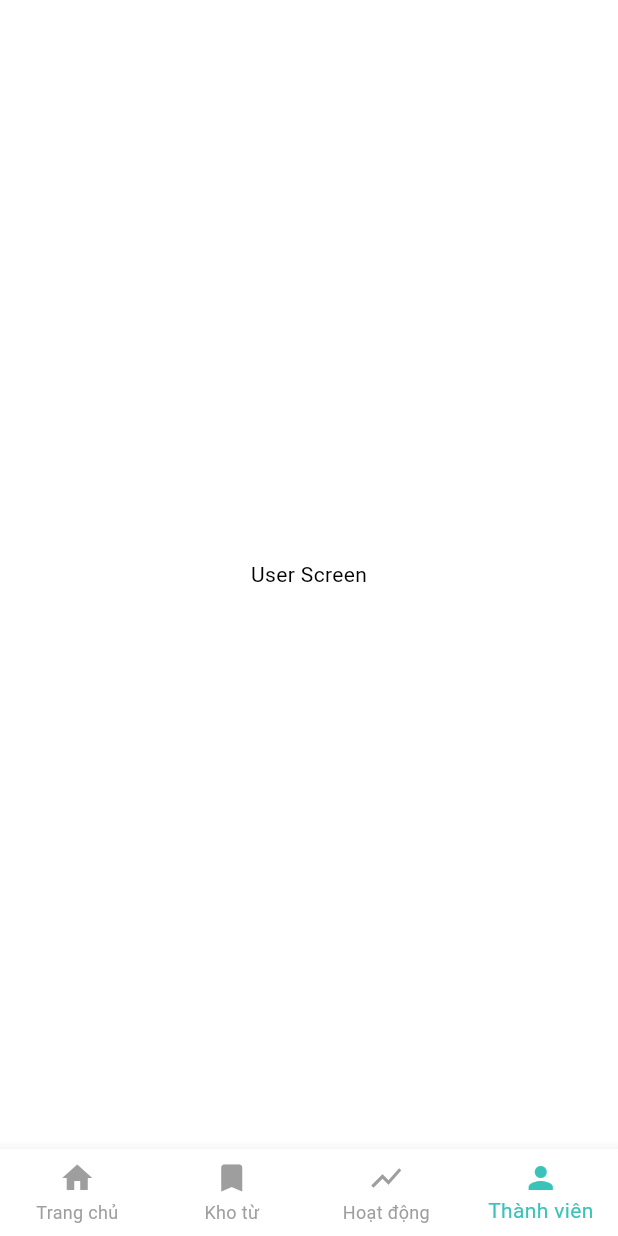
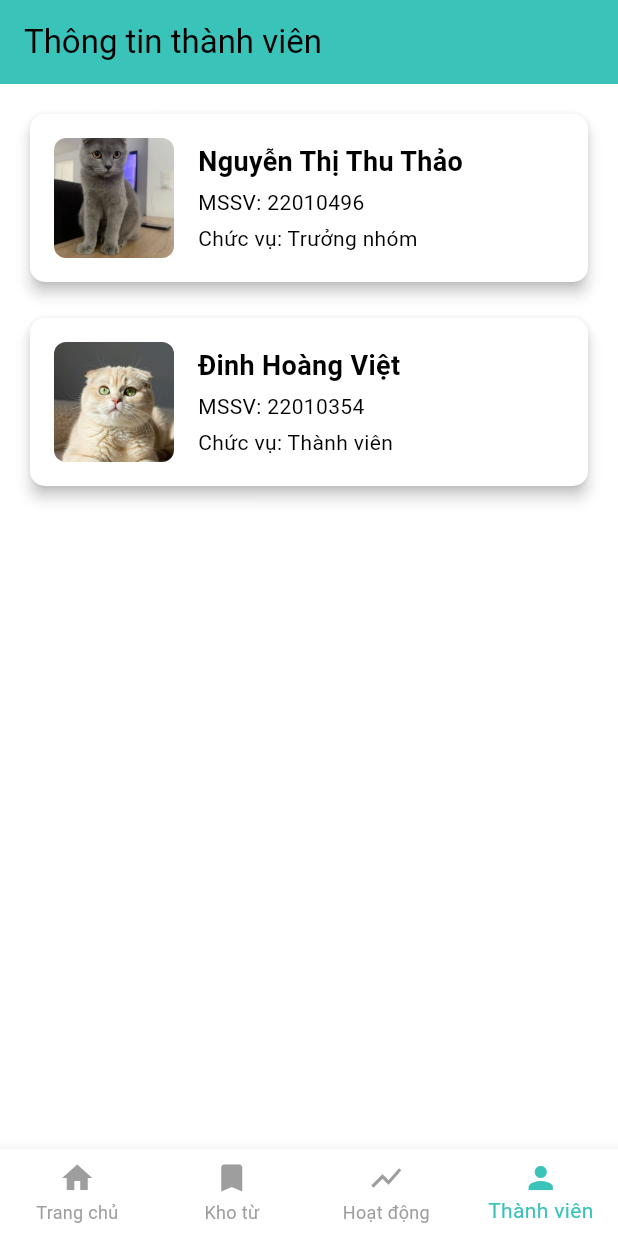
Before and after one commit to Hoangviet04/2025_LTTBDD_N04_Nhom_ThaoViet, a Flutter app: the screen it shows after launch, item 4 of the bottom bar chosen, on a phone screen of 412 x 824 dp. Run offline on Flutter 3.47's test engine with Material 3 defaults, Android fonts, the phone set to English and light mode, and no system bars; our stand-ins replace firebase_core; accounts and stored records are empty.

Commit message:
Thêm team profile

```diff
--- a/lib/screens/user_screen.dart
+++ b/lib/screens/user_screen.dart
@@ -5,10 +5,101 @@ class UserScreen extends StatelessWidget {
 
   @override
   Widget build(BuildContext context) {
-    return const Scaffold(
-      body: Center(
-        child: Text('User Screen'),
+    return Scaffold(
+      appBar: AppBar(
+        title: const Text('Thông tin thành viên'),
+        backgroundColor: Theme.of(
+          context,
+        ).primaryColor,
+      ),
+      body: ListView(
+        padding: const EdgeInsets.all(16.0),
+        children: const [
+          MemberCard(
+            imagePath: 'imgs/cat1.jpg',
+            name: 'Nguyễn Thị Thu Thảo',
+            studentId: '22010496',
+            role: 'Trưởng nhóm',
+          ),
+          SizedBox(height: 16),
+          MemberCard(
+            imagePath: 'imgs/cat2.jpg',
+            name: 'Đinh Hoàng Việt',
+            studentId: '22010354',
+            role: 'Thành viên',
+          ),
+        ],
       ),
     );
   }
 }
+
+class MemberCard extends StatelessWidget {
+  final String imagePath;
+  final String name;
+  final String studentId;
+  final String role;
+
+  const MemberCard({
+    Key? key,
+    required this.imagePath,
+    required this.name,
+    required this.studentId,
+    required this.role,
+  }) : super(key: key);
+
+  @override
+  Widget build(BuildContext context) {
+    return Card(
+      elevation: 4,
+      shape: RoundedRectangleBorder(
+        borderRadius: BorderRadius.circular(10),
+      ),
+      child: Padding(
+        padding: const EdgeInsets.all(16.0),
+        child: Row(
+          children: [
+            ClipRRect(
+              borderRadius: BorderRadius.circular(
+                8.0,
+              ),
+              child: Image.asset(
+                imagePath,
+                width: 80,
+                height: 80,
+                fit: BoxFit.cover,
+                errorBuilder:
+                    (context, error, stackTrace) {
+                      return const Icon(
+                        Icons.person,
+                        size: 80,
+                      );
+                    },
+              ),
+            ),
+            const SizedBox(width: 16),
+            Expanded(
+              child: Column(
+                crossAxisAlignment:
+                    CrossAxisAlignment.start,
+                children: [
+                  Text(
+                    name,
+                    style: const TextStyle(
+                      fontSize: 18,
+                      fontWeight: FontWeight.bold,
+                    ),
+                  ),
+                  const SizedBox(height: 4),
+                  Text('MSSV: $studentId'),
+                  const SizedBox(height: 4),
+                  Text('Chức vụ: $role'),
+                ],
+              ),
+            ),
+          ],
+        ),
+      ),
+    );
+  }
+}
--- a/pubspec.yaml
+++ b/pubspec.yaml
@@ -55,10 +55,14 @@ dev_dependencies:
 # The following section is specific to Flutter packages.
 flutter:
 
+
   # The following line ensures that the Material Icons font is
   # included with your application, so that you can use the icons in
   # the material Icons class.
   uses-material-design: true
+
+  assets:
+    - imgs/
 
   # To add assets to your application, add an assets section, like this:
   # assets:
```
Also changed, not shown: imgs/cat1.jpg (added), imgs/cat2.jpg (added).
